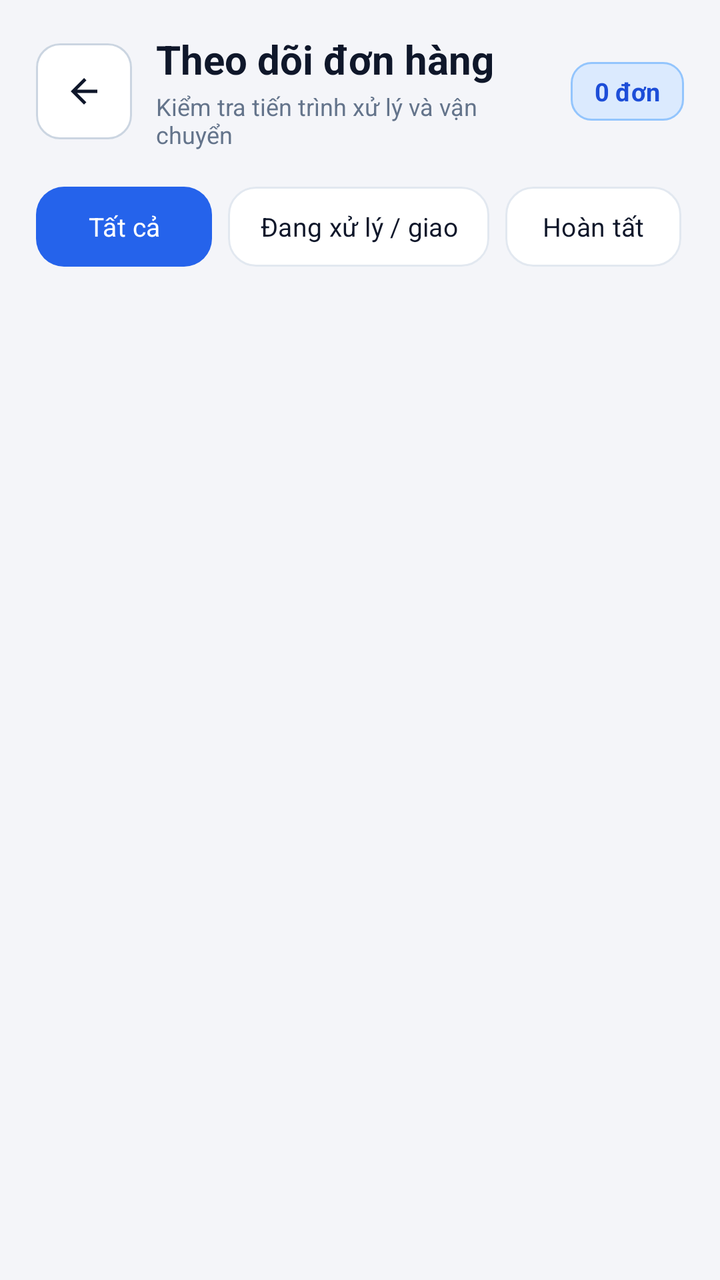
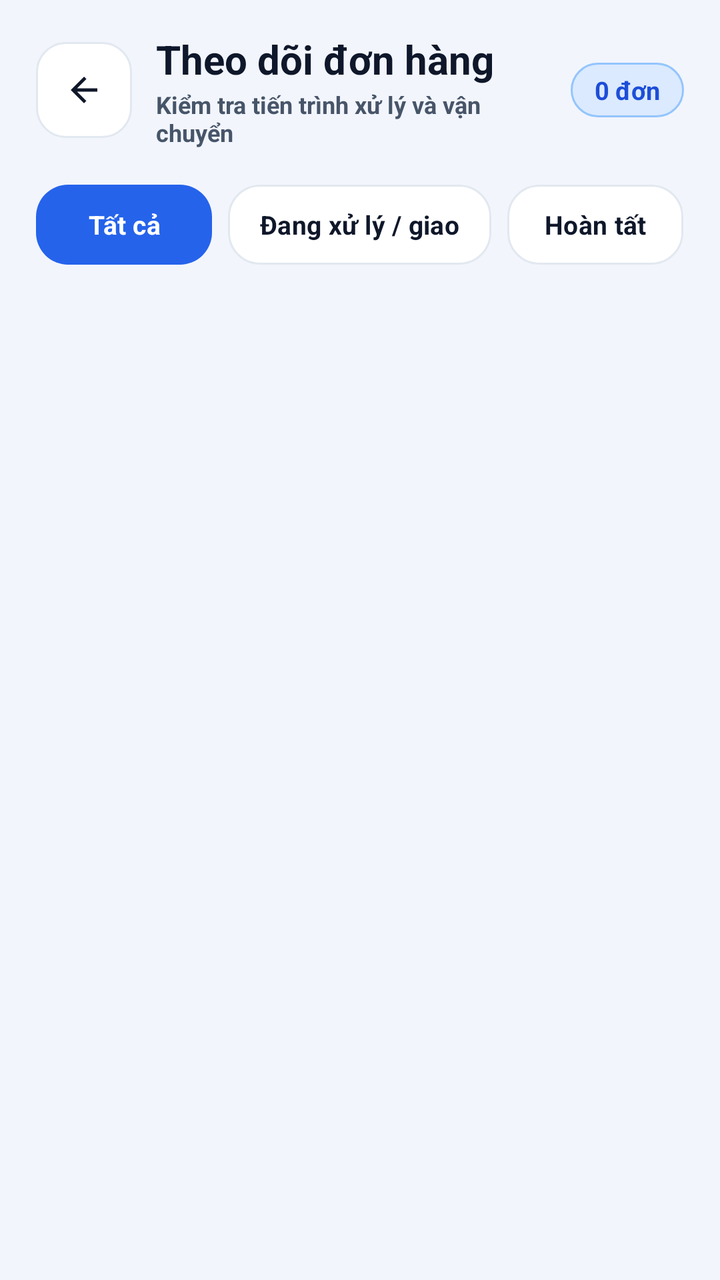

The first picture is an Android layout as it rendered before a commit; the second is the same layout after the commit. The layout source and the unified diff follow.
<!-- AndroidManifest.xml: application theme Theme.MyApplication -->
<!-- res/layout/activity_order_tracking.xml -->
<?xml version="1.0" encoding="utf-8"?>
<LinearLayout xmlns:android="http://schemas.android.com/apk/res/android"
    xmlns:app="http://schemas.android.com/apk/res-auto"
    xmlns:tools="http://schemas.android.com/tools"
    android:id="@+id/rootOrderTracking"
    android:layout_width="match_parent"
    android:layout_height="match_parent"
    android:background="@color/screen_background"
    android:orientation="vertical"
    android:paddingStart="18dp"
    android:paddingTop="12dp"
    android:paddingEnd="18dp"
    android:paddingBottom="14dp"
    tools:ignore="HardcodedText,TextContrastCheck,TouchTargetSizeCheck">

    
    <LinearLayout
        android:layout_width="match_parent"
        android:layout_height="wrap_content"
        android:gravity="center_vertical"
        android:orientation="horizontal"
        android:paddingTop="4dp"
        android:paddingBottom="4dp">

        <com.google.android.material.button.MaterialButton
            android:id="@+id/btnBack"
            android:layout_width="48dp"
            android:layout_height="48dp"
            android:clickable="true"
            android:contentDescription="Quay lại"
            android:focusable="true"
            android:insetLeft="0dp"
            android:insetTop="0dp"
            android:insetRight="0dp"
            android:insetBottom="0dp"
            android:minWidth="48dp"
            android:minHeight="48dp"
            android:padding="0dp"
            app:backgroundTint="@color/surface"
            app:cornerRadius="12dp"
            app:icon="@drawable/ic_arrow_left_24"
            app:iconGravity="textStart"
            app:iconPadding="0dp"
            app:iconSize="20dp"
            app:iconTint="@color/ink"
            app:strokeColor="@color/border_strong"
            app:strokeWidth="1dp" />

        <LinearLayout
            android:layout_width="0dp"
            android:layout_height="wrap_content"
            android:layout_marginStart="12dp"
            android:layout_weight="1"
            android:orientation="vertical">

            <TextView
                android:layout_width="wrap_content"
                android:layout_height="wrap_content"
                android:text="Theo dõi đơn hàng"
                android:textColor="@color/ink"
                android:textSize="20sp"
                android:textStyle="bold" />

            <TextView
                android:layout_width="wrap_content"
                android:layout_height="wrap_content"
                android:layout_marginTop="2dp"
                android:text="Kiểm tra tiến trình xử lý và vận chuyển"
                android:textColor="@color/text_secondary"
                android:textSize="12sp" />
        </LinearLayout>

        <TextView
            android:id="@+id/tvOrdersCount"
            android:layout_width="wrap_content"
            android:layout_height="wrap_content"
            android:layout_marginStart="8dp"
            android:background="@drawable/bg_badge_primary"
            android:paddingStart="12dp"
            android:paddingTop="6dp"
            android:paddingEnd="12dp"
            android:paddingBottom="6dp"
            android:text="0 đơn"
            android:textColor="@color/primary_dark"
            android:textSize="12.5sp"
            android:textStyle="bold" />
    </LinearLayout>

    
    <HorizontalScrollView
        android:layout_width="match_parent"
        android:layout_height="wrap_content"
        android:layout_marginTop="10dp"
        android:clipToPadding="false"
        android:scrollbars="none">

        <LinearLayout
            android:layout_width="wrap_content"
            android:layout_height="wrap_content"
            android:orientation="horizontal">

            <com.google.android.material.button.MaterialButton
                android:id="@+id/btnFilterAll"
                style="@style/Widget.Material3.Button.UnelevatedButton"
                android:layout_width="wrap_content"
                android:layout_height="48dp"
                android:layout_marginEnd="8dp"
                android:minHeight="48dp"
                android:paddingStart="16dp"
                android:paddingEnd="16dp"
                android:text="Tất cả"
                android:textAllCaps="false"
                android:textColor="@color/white"
                android:textSize="13sp"
                app:backgroundTint="@color/primary"
                app:cornerRadius="14dp" />

            <com.google.android.material.button.MaterialButton
                android:id="@+id/btnFilterInProgress"
                style="@style/Widget.Material3.Button.OutlinedButton"
                android:layout_width="wrap_content"
                android:layout_height="48dp"
                android:layout_marginEnd="8dp"
                android:minHeight="48dp"
                android:paddingStart="16dp"
                android:paddingEnd="16dp"
                android:text="Đang xử lý / giao"
                android:textAllCaps="false"
                android:textColor="@color/ink"
                android:textSize="13sp"
                app:backgroundTint="@color/surface"
                app:cornerRadius="14dp"
                app:strokeColor="@color/border"
                app:strokeWidth="1dp" />

            <com.google.android.material.button.MaterialButton
                android:id="@+id/btnFilterDelivered"
                style="@style/Widget.Material3.Button.OutlinedButton"
                android:layout_width="wrap_content"
                android:layout_height="48dp"
                android:layout_marginEnd="8dp"
                android:minHeight="48dp"
                android:paddingStart="16dp"
                android:paddingEnd="16dp"
                android:text="Hoàn tất"
                android:textAllCaps="false"
                android:textColor="@color/ink"
                android:textSize="13sp"
                app:backgroundTint="@color/surface"
                app:cornerRadius="14dp"
                app:strokeColor="@color/border"
                app:strokeWidth="1dp" />

            <com.google.android.material.button.MaterialButton
                android:id="@+id/btnFilterCancelled"
                style="@style/Widget.Material3.Button.OutlinedButton"
                android:layout_width="wrap_content"
                android:layout_height="48dp"
                android:minHeight="48dp"
                android:paddingStart="16dp"
                android:paddingEnd="16dp"
                android:text="Đã hủy"
                android:textAllCaps="false"
                android:textColor="@color/ink"
                android:textSize="13sp"
                app:backgroundTint="@color/surface"
                app:cornerRadius="14dp"
                app:strokeColor="@color/border"
                app:strokeWidth="1dp" />
        </LinearLayout>
    </HorizontalScrollView>

    
    <androidx.recyclerview.widget.RecyclerView
        android:id="@+id/rvOrders"
        android:layout_width="match_parent"
        android:layout_height="0dp"
        android:layout_marginTop="10dp"
        android:layout_weight="1"
        android:clipToPadding="false"
        android:paddingStart="2dp"
        android:paddingTop="2dp"
        android:paddingEnd="2dp"
        android:paddingBottom="12dp" />

    
    <com.google.android.material.card.MaterialCardView
        android:id="@+id/layoutEmptyOrders"
        android:layout_width="match_parent"
        android:layout_height="wrap_content"
        android:layout_marginTop="24dp"
        android:visibility="gone"
        app:cardBackgroundColor="@color/surface"
        app:cardCornerRadius="20dp"
        app:cardElevation="1dp"
        app:strokeColor="@color/border"
        app:strokeWidth="1dp">

        <LinearLayout
            android:layout_width="match_parent"
            android:layout_height="wrap_content"
            android:gravity="center"
            android:orientation="vertical"
            android:padding="24dp">

            <com.google.android.material.card.MaterialCardView
                android:layout_width="56dp"
                android:layout_height="56dp"
                app:cardBackgroundColor="@color/primary_soft"
                app:cardCornerRadius="16dp"
                app:cardElevation="0dp"
                app:strokeWidth="0dp">

                <ImageView
                    android:layout_width="28dp"
                    android:layout_height="28dp"
                    android:layout_gravity="center"
                    android:contentDescription="Đơn hàng trống"
                    android:src="@drawable/ic_cart_24"
                    app:tint="@color/primary" />
            </com.google.android.material.card.MaterialCardView>

            <TextView
                android:id="@+id/tvEmptyTitle"
                android:layout_width="wrap_content"
                android:layout_height="wrap_content"
                android:layout_marginTop="14dp"
                android:text="Chưa có đơn hàng nào"
                android:textColor="@color/ink"
                android:textSize="16sp"
                android:textStyle="bold" />

            <TextView
                android:id="@+id/tvEmptySubtitle"
                android:layout_width="wrap_content"
                android:layout_height="wrap_content"
                android:layout_marginTop="6dp"
                android:gravity="center"
                android:text="Đặt hàng ngay để theo dõi tiến trình xử lý, đóng gói và vận chuyển."
                android:textColor="@color/text_secondary"
                android:textSize="13sp" />

            <com.google.android.material.button.MaterialButton
                android:id="@+id/btnGoShopping"
                android:layout_width="wrap_content"
                android:layout_height="48dp"
                android:layout_marginTop="16dp"
                android:minHeight="48dp"
                android:paddingStart="20dp"
                android:paddingEnd="20dp"
                android:text="Khám phá sản phẩm"
                android:textAllCaps="false"
                android:textColor="@color/white"
                android:textSize="14sp"
                android:textStyle="bold"
                app:backgroundTint="@color/primary"
                app:cornerRadius="14dp" />
        </LinearLayout>
    </com.google.android.material.card.MaterialCardView>

</LinearLayout>
<!-- resources referenced by this layout -->
<resources>
  <color name="border">#E2E8F0</color>
  <color name="border_strong">#CBD5E1</color>
  <color name="ink">#0F172A</color>
  <color name="primary">#2563EB</color>
  <color name="primary_dark">#1D4ED8</color>
  <color name="primary_soft">#EFF6FF</color>
  <color name="screen_background">#F4F5F9</color>
  <color name="surface">#FFFFFFFF</color>
  <color name="text_secondary">#64748B</color>
  <color name="white">#FFFFFFFF</color>
  <!-- drawable bg_badge_primary (drawable) -->
  <?xml version="1.0" encoding="utf-8"?>
  <shape xmlns:android="http://schemas.android.com/apk/res/android" android:shape="rectangle">
      <solid android:color="#DBEAFE" />
      <stroke
          android:width="1dp"
          android:color="#93C5FD" />
      <corners android:radius="10dp" />
  </shape>
  <!-- drawable ic_arrow_left_24 (drawable) -->
  <?xml version="1.0" encoding="utf-8"?>
  <vector xmlns:android="http://schemas.android.com/apk/res/android" android:width="24dp" android:height="24dp" android:viewportWidth="24" android:viewportHeight="24">
      <path android:fillColor="#FF0F172A" android:pathData="M20,11H7.83l5.59,-5.59L12,4l-8,8 8,8 1.41,-1.41L7.83,13H20v-2z" />
  </vector>
  <!-- drawable ic_cart_24 (drawable) -->
  <vector xmlns:android="http://schemas.android.com/apk/res/android"
      android:width="24dp"
      android:height="24dp"
      android:viewportWidth="24"
      android:viewportHeight="24">
      <path
          android:fillColor="@color/ink"
          android:pathData="M7,18c-1.1,0 -1.99,0.9 -1.99,2S5.9,22 7,22s2,-0.9 2,-2 -0.9,-2 -2,-2zM1,2v2h2l3.6,7.59 -1.35,2.45c-0.16,0.28 -0.25,0.61 -0.25,0.96 0,1.1 0.9,2 2,2h12v-2H7.42c-0.14,0 -0.25,-0.11 -0.25,-0.25l0.03,-0.12 0.9,-1.63h7.45c0.75,0 1.41,-0.41 1.75,-1.03l3.58,-6.49c0.08,-0.14 0.12,-0.31 0.12,-0.48 0,-0.55 -0.45,-1 -1,-1H5.21l-0.94,-2H1zm16,16c-1.1,0 -1.99,0.9 -1.99,2s0.89,2 1.99,2 2,-0.9 2,-2 -0.9,-2 -2,-2z" />
  </vector>
  <style name="Theme.MyApplication" parent="Base.Theme.MyApplication" />
  <style name="Base.Theme.MyApplication" parent="Theme.Material3.Light.NoActionBar">
          <item name="colorPrimary">@color/primary</item>
          <item name="colorOnPrimary">@color/white</item>
          <item name="colorPrimaryContainer">@color/primary_soft</item>
          <item name="colorOnPrimaryContainer">@color/primary_dark</item>
          <item name="colorSecondaryContainer">@color/primary_soft</item>
          <item name="colorOnSecondaryContainer">@color/primary_dark</item>
          <item name="colorSurface">@color/surface</item>
          <item name="colorOnSurface">@color/ink</item>
          <item name="colorSurfaceVariant">@color/surface_subtle</item>
          <item name="colorOnSurfaceVariant">@color/text_secondary</item>
          <item name="colorOutline">@color/border_strong</item>
          <item name="elevationOverlayEnabled">false</item>
          <item name="android:fontFamily">sans-serif</item>
          <item name="android:windowLightStatusBar">true</item>
          <item name="android:statusBarColor">@color/screen_background</item>
          <item name="android:navigationBarColor">@color/screen_background</item>
          <item name="android:windowLightNavigationBar" tools:targetApi="27">true</item>
          <item name="android:windowActionModeOverlay">true</item>
      </style>
  <color name="surface_subtle">#F1F5F9</color>
</resources>

<!-- the commit's change to res/layout/activity_order_tracking.xml (unified diff, before → after) -->
@@ -37,13 +37,13 @@
             android:minHeight="48dp"
             android:padding="0dp"
             app:backgroundTint="@color/surface"
-            app:cornerRadius="12dp"
+            app:cornerRadius="15dp"
             app:icon="@drawable/ic_arrow_left_24"
             app:iconGravity="textStart"
             app:iconPadding="0dp"
             app:iconSize="20dp"
             app:iconTint="@color/ink"
-            app:strokeColor="@color/border_strong"
+            app:strokeColor="@color/border"
             app:strokeWidth="1dp" />
 
         <LinearLayout
@@ -64,10 +64,11 @@
             <TextView
                 android:layout_width="wrap_content"
                 android:layout_height="wrap_content"
-                android:layout_marginTop="2dp"
+                android:layout_marginTop="1dp"
                 android:text="Kiểm tra tiến trình xử lý và vận chuyển"
                 android:textColor="@color/text_secondary"
-                android:textSize="12sp" />
+                android:textSize="12sp"
+                android:textStyle="bold" />
         </LinearLayout>
 
         <TextView
@@ -77,9 +78,9 @@
             android:layout_marginStart="8dp"
             android:background="@drawable/bg_badge_primary"
             android:paddingStart="12dp"
-            android:paddingTop="6dp"
+            android:paddingTop="5dp"
             android:paddingEnd="12dp"
-            android:paddingBottom="6dp"
+            android:paddingBottom="5dp"
             android:text="0 đơn"
             android:textColor="@color/primary_dark"
             android:textSize="12.5sp"
@@ -92,6 +93,7 @@
         android:layout_height="wrap_content"
         android:layout_marginTop="10dp"
         android:clipToPadding="false"
+        android:overScrollMode="never"
         android:scrollbars="none">
 
         <LinearLayout
@@ -112,8 +114,9 @@
                 android:textAllCaps="false"
                 android:textColor="@color/white"
                 android:textSize="13sp"
+                android:textStyle="bold"
                 app:backgroundTint="@color/primary"
-                app:cornerRadius="14dp" />
+                app:cornerRadius="16dp" />
 
             <com.google.android.material.button.MaterialButton
                 android:id="@+id/btnFilterInProgress"
@@ -128,8 +131,9 @@
                 android:textAllCaps="false"
                 android:textColor="@color/ink"
                 android:textSize="13sp"
+                android:textStyle="bold"
                 app:backgroundTint="@color/surface"
-                app:cornerRadius="14dp"
+                app:cornerRadius="16dp"
                 app:strokeColor="@color/border"
                 app:strokeWidth="1dp" />
 
@@ -146,8 +150,9 @@
                 android:textAllCaps="false"
                 android:textColor="@color/ink"
                 android:textSize="13sp"
+                android:textStyle="bold"
                 app:backgroundTint="@color/surface"
-                app:cornerRadius="14dp"
+                app:cornerRadius="16dp"
                 app:strokeColor="@color/border"
                 app:strokeWidth="1dp" />
 
@@ -163,8 +168,9 @@
                 android:textAllCaps="false"
                 android:textColor="@color/ink"
                 android:textSize="13sp"
+                android:textStyle="bold"
                 app:backgroundTint="@color/surface"
-                app:cornerRadius="14dp"
+                app:cornerRadius="16dp"
                 app:strokeColor="@color/border"
                 app:strokeWidth="1dp" />
         </LinearLayout>
@@ -178,6 +184,7 @@
         android:layout_marginTop="10dp"
         android:layout_weight="1"
         android:clipToPadding="false"
+        android:overScrollMode="never"
         android:paddingStart="2dp"
         android:paddingTop="2dp"
         android:paddingEnd="2dp"
@@ -191,8 +198,8 @@
         android:layout_marginTop="24dp"
         android:visibility="gone"
         app:cardBackgroundColor="@color/surface"
-        app:cardCornerRadius="20dp"
-        app:cardElevation="1dp"
+        app:cardCornerRadius="24dp"
+        app:cardElevation="2dp"
         app:strokeColor="@color/border"
         app:strokeWidth="1dp">
 
@@ -201,22 +208,23 @@
             android:layout_height="wrap_content"
             android:gravity="center"
             android:orientation="vertical"
-            android:padding="24dp">
+            android:padding="26dp">
 
             <com.google.android.material.card.MaterialCardView
-                android:layout_width="56dp"
-                android:layout_height="56dp"
+                android:layout_width="60dp"
+                android:layout_height="60dp"
                 app:cardBackgroundColor="@color/primary_soft"
-                app:cardCornerRadius="16dp"
+                app:cardCornerRadius="18dp"
                 app:cardElevation="0dp"
-                app:strokeWidth="0dp">
+                app:strokeColor="#BFDBFE"
+                app:strokeWidth="1dp">
 
                 <ImageView
                     android:layout_width="28dp"
                     android:layout_height="28dp"
                     android:layout_gravity="center"
                     android:contentDescription="Đơn hàng trống"
-                    android:src="@drawable/ic_cart_24"
+                    android:src="@drawable/ic_truck_fast_24"
                     app:tint="@color/primary" />
             </com.google.android.material.card.MaterialCardView>
 
@@ -227,7 +235,7 @@
                 android:layout_marginTop="14dp"
                 android:text="Chưa có đơn hàng nào"
                 android:textColor="@color/ink"
-                android:textSize="16sp"
+                android:textSize="17sp"
                 android:textStyle="bold" />
 
             <TextView
@@ -243,18 +251,23 @@
             <com.google.android.material.button.MaterialButton
                 android:id="@+id/btnGoShopping"
                 android:layout_width="wrap_content"
-                android:layout_height="48dp"
-                android:layout_marginTop="16dp"
-                android:minHeight="48dp"
-                android:paddingStart="20dp"
-                android:paddingEnd="20dp"
+                android:layout_height="50dp"
+                android:layout_marginTop="18dp"
+                android:minHeight="48dp"
+                android:paddingStart="22dp"
+                android:paddingEnd="22dp"
                 android:text="Khám phá sản phẩm"
                 android:textAllCaps="false"
                 android:textColor="@color/white"
                 android:textSize="14sp"
                 android:textStyle="bold"
                 app:backgroundTint="@color/primary"
-                app:cornerRadius="14dp" />
+                app:cornerRadius="16dp"
+                app:icon="@drawable/ic_arrow_right_24"
+                app:iconGravity="textEnd"
+                app:iconPadding="8dp"
+                app:iconSize="16dp"
+                app:iconTint="@color/white" />
         </LinearLayout>
     </com.google.android.material.card.MaterialCardView>
 
<!-- resource entries referenced after the edit -->
@@ -6,9 +6,9 @@
   <color name="primary">#2563EB</color>
   <color name="primary_dark">#1D4ED8</color>
   <color name="primary_soft">#EFF6FF</color>
-  <color name="screen_background">#F4F5F9</color>
+  <color name="screen_background">#F2F5FC</color>
   <color name="surface">#FFFFFFFF</color>
-  <color name="text_secondary">#64748B</color>
+  <color name="text_secondary">#475569</color>
   <color name="white">#FFFFFFFF</color>
   <!-- drawable bg_badge_primary (drawable) -->
   <?xml version="1.0" encoding="utf-8"?>
@@ -17,22 +17,28 @@
       <stroke
           android:width="1dp"
           android:color="#93C5FD" />
-      <corners android:radius="10dp" />
+      <corners android:radius="100dp" />
   </shape>
   <!-- drawable ic_arrow_left_24 (drawable) -->
   <?xml version="1.0" encoding="utf-8"?>
   <vector xmlns:android="http://schemas.android.com/apk/res/android" android:width="24dp" android:height="24dp" android:viewportWidth="24" android:viewportHeight="24">
       <path android:fillColor="#FF0F172A" android:pathData="M20,11H7.83l5.59,-5.59L12,4l-8,8 8,8 1.41,-1.41L7.83,13H20v-2z" />
   </vector>
-  <!-- drawable ic_cart_24 (drawable) -->
+  <!-- drawable ic_arrow_right_24 (drawable) -->
+  <?xml version="1.0" encoding="utf-8"?>
+  <vector xmlns:android="http://schemas.android.com/apk/res/android" android:width="24dp" android:height="24dp" android:viewportWidth="24" android:viewportHeight="24">
+      <path android:fillColor="#FF0F172A" android:pathData="M12,4l-1.41,1.41L16.17,11H4v2h12.17l-5.58,5.59L12,20l8,-8z" />
+  </vector>
+  <!-- drawable ic_truck_fast_24 (drawable) -->
+  <?xml version="1.0" encoding="utf-8"?>
   <vector xmlns:android="http://schemas.android.com/apk/res/android"
       android:width="24dp"
       android:height="24dp"
       android:viewportWidth="24"
       android:viewportHeight="24">
       <path
-          android:fillColor="@color/ink"
-          android:pathData="M7,18c-1.1,0 -1.99,0.9 -1.99,2S5.9,22 7,22s2,-0.9 2,-2 -0.9,-2 -2,-2zM1,2v2h2l3.6,7.59 -1.35,2.45c-0.16,0.28 -0.25,0.61 -0.25,0.96 0,1.1 0.9,2 2,2h12v-2H7.42c-0.14,0 -0.25,-0.11 -0.25,-0.25l0.03,-0.12 0.9,-1.63h7.45c0.75,0 1.41,-0.41 1.75,-1.03l3.58,-6.49c0.08,-0.14 0.12,-0.31 0.12,-0.48 0,-0.55 -0.45,-1 -1,-1H5.21l-0.94,-2H1zm16,16c-1.1,0 -1.99,0.9 -1.99,2s0.89,2 1.99,2 2,-0.9 2,-2 -0.9,-2 -2,-2z" />
+          android:fillColor="#06B6D4"
+          android:pathData="M20,8H17V4H3C1.9,4 1,4.9 1,6V17H3C3,18.66 4.34,20 6,20C7.66,20 9,18.66 9,17H15C15,18.66 16.34,20 18,20C19.66,20 21,18.66 21,17H23V12L20,8ZM6,18.5C5.17,18.5 4.5,17.83 4.5,17C4.5,16.17 5.17,15.5 6,15.5C6.83,15.5 7.5,16.17 7.5,17C7.5,17.83 6.83,18.5 6,18.5ZM18,18.5C17.17,18.5 16.5,17.83 16.5,17C16.5,16.17 17.17,15.5 18,15.5C18.83,15.5 19.5,16.17 19.5,17C19.5,17.83 18.83,18.5 18,18.5ZM17,12V9.5H19.5L21.46,12H17Z" />
   </vector>
   <style name="Theme.MyApplication" parent="Base.Theme.MyApplication" />
   <style name="Base.Theme.MyApplication" parent="Theme.Material3.Light.NoActionBar">
@@ -40,7 +46,9 @@
           <item name="colorOnPrimary">@color/white</item>
           <item name="colorPrimaryContainer">@color/primary_soft</item>
           <item name="colorOnPrimaryContainer">@color/primary_dark</item>
-          <item name="colorSecondaryContainer">@color/primary_soft</item>
+          <item name="colorSecondary">@color/accent_indigo</item>
+          <item name="colorOnSecondary">@color/white</item>
+          <item name="colorSecondaryContainer">@color/accent_indigo_soft</item>
           <item name="colorOnSecondaryContainer">@color/primary_dark</item>
           <item name="colorSurface">@color/surface</item>
           <item name="colorOnSurface">@color/ink</item>
@@ -55,6 +63,8 @@
           <item name="android:windowLightNavigationBar" tools:targetApi="27">true</item>
           <item name="android:windowActionModeOverlay">true</item>
       </style>
-  <color name="surface_subtle">#F1F5F9</color>
+  <color name="accent_indigo">#4F46E5</color>
+  <color name="accent_indigo_soft">#EEF2FF</color>
+  <color name="surface_subtle">#EEF2FA</color>
 </resources>
 
